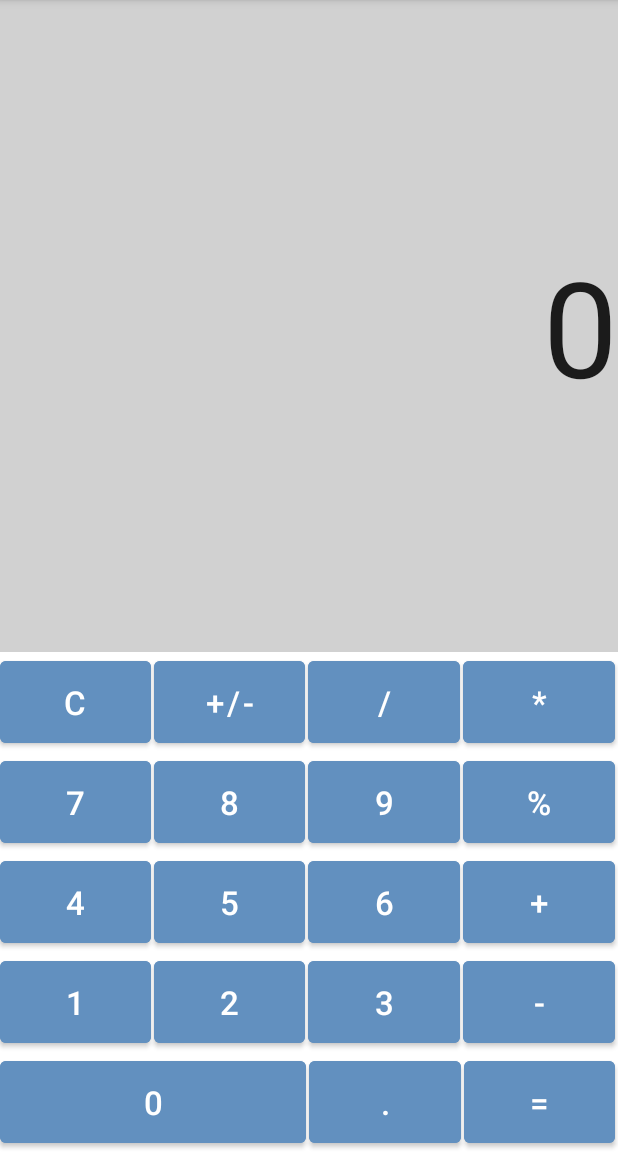
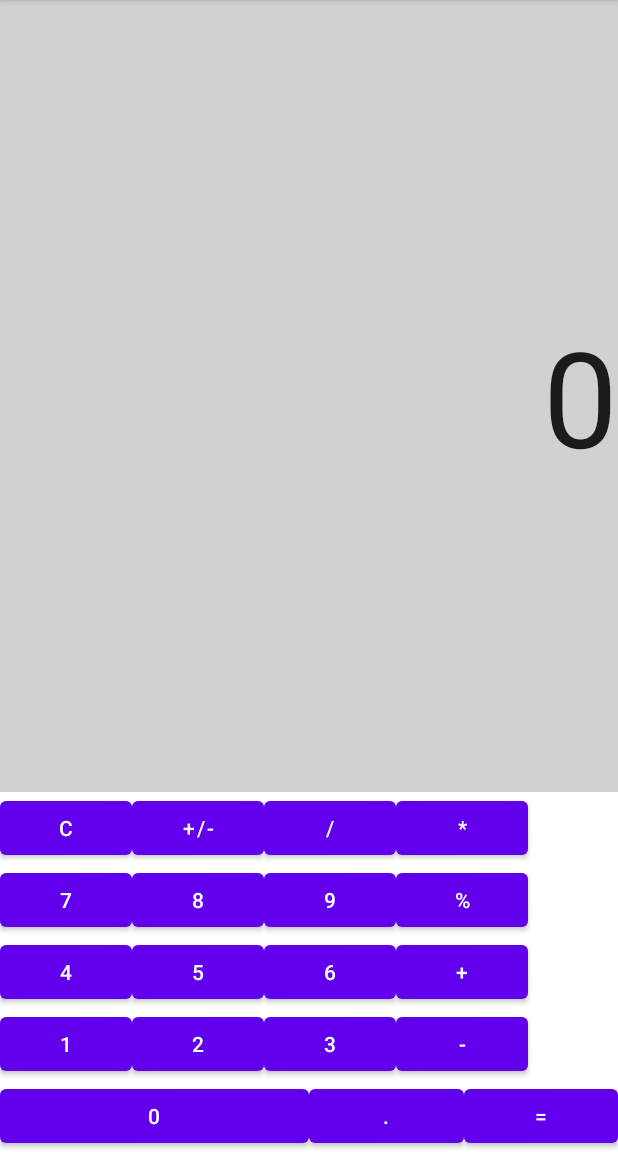
Before and after one commit to XdiVINityX/Calculator, an Android app: the screen it shows after launch (MainActivity), on a phone screen of 412 x 824 dp, the part 84-1236 px from its top. Run offline under Robolectric (Android 15) with nearby library versions, the phone set to English and light mode, and no system bars.

Commit message:
Урок 4: 1)Кнопки переделаны на метериальные 2)Размеры и строки теперь хранятся в ресурсах 3)Задан стиль(но визуал еще буду менять)

```diff
--- a/app/src/main/java/com/example/calculator/MainActivity.java
+++ b/app/src/main/java/com/example/calculator/MainActivity.java
@@ -40,11 +40,20 @@ public class MainActivity extends AppCompatActivity {
             case R.id.bu9: number = number + "9"; break;
             case R.id.bu0: number = number + "0"; break;
             case R.id.buPlusMinus:
-                if(plusMinusIsPresent(number)){
-                    number = number.substring(1);
-                } else{
-                    number = "-" + number;
+                //если изначально number == ""
+                if(numberIsNull(number)){
+                    number = "-";
+                }else{
+                    //если в начале '-', то number запишется без первого символа,
+                    //substring возьмет наш "-" как первое значание и запишет строку после первого символа
+                    // иначе добавится символ '-', а после него присоединится number
+                    if(plusMinusIsPresent(number)){
+                        number = number.substring(1);
+                    } else{
+                        number = "-" + number;
+                    }
                 }
+
                 break;
 
             case R.id.buDot:
@@ -60,7 +69,6 @@ public class MainActivity extends AppCompatActivity {
 
 
 
-
     public void operation(View view) {
         zeroIsNew = true;
         oldNum = editText.getText().toString();
@@ -72,8 +80,6 @@ public class MainActivity extends AppCompatActivity {
         }
         editText.setText(oldNum + operation);
     }
-
-
 
     public void clickEqual(View view) {
         String newNumber = editText.getText().toString();
@@ -112,13 +118,15 @@ public class MainActivity extends AppCompatActivity {
 
         }
     }
+    private boolean numberIsNull(String number) {
+        return (number.equals(""));
+    }
     private boolean plusMinusIsPresent(String number) {
         if(number.charAt(0) == '-'){
             return true;
         }else {
             return false;
         }
-
     }
 
     //проверка на то была ли введена точка. Если да, то повторно её ввести нельзя.
--- a/app/src/main/res/layout/activity_main.xml
+++ b/app/src/main/res/layout/activity_main.xml
@@ -27,195 +27,115 @@
             android:layout_width="match_parent"
             android:layout_height="match_parent">
 
-            <Button
+            <com.google.android.material.button.MaterialButton
                 android:onClick="cliclClear"
                 android:id="@+id/buClear"
-                android:layout_marginRight="1pt"
-                android:layout_weight="1"
-                android:width="30pt"
-                android:height="30pt"
-                android:backgroundTint="@color/blue"
-                android:text="C"
-                android:textSize="10pt" />
+                android:text="@string/clear"
+                style="@style/Button" />
 
-            <Button
+            <com.google.android.material.button.MaterialButton
                 android:onClick="clickNumber"
-                android:textSize="10pt"
                 android:id="@+id/buPlusMinus"
-                android:text="+/-"
-                android:height="30pt"
-                android:width="30pt"
-                android:layout_weight="1"
-                android:layout_marginRight="1pt"
-                android:backgroundTint="@color/blue"/>
+                android:text="@string/plusMinus"
+                style="@style/Button" />
 
-            <Button
+            <com.google.android.material.button.MaterialButton
                 android:onClick="operation"
-                android:textSize="10pt"
                 android:id="@+id/buDevide"
-                android:text="/"
-                android:height="30pt"
-                android:width="30pt"
-                android:layout_weight="1"
-                android:layout_marginRight="1pt"
-                android:backgroundTint="@color/blue"/>
+                android:text="@string/devide"
+                style="@style/Button" />
 
-            <Button
+            <com.google.android.material.button.MaterialButton
                 android:onClick="operation"
-                android:textSize="10pt"
                 android:id="@+id/buMultiplu"
-                android:text="*"
-                android:height="30pt"
-                android:width="30pt"
-                android:layout_weight="1"
-                android:layout_marginRight="1pt"
-                android:backgroundTint="@color/blue"/>
+                android:text="@string/multiplu"
+                style="@style/Button" />
 
         </TableRow>
         <TableRow
             android:layout_width="match_parent"
             android:layout_height="match_parent">
 
-            <Button
+            <com.google.android.material.button.MaterialButton
                 android:id="@+id/bu7"
-                android:layout_marginRight="1pt"
-                android:layout_weight="1"
-                android:width="30pt"
-                android:height="30pt"
-                android:backgroundTint="@color/blue"
                 android:onClick="clickNumber"
-                android:text="7"
-                android:textSize="10pt" />
+                android:text="@string/seven"
+                style="@style/Button" />
 
-            <Button
+            <com.google.android.material.button.MaterialButton
                 android:onClick="clickNumber"
-                android:textSize="10pt"
                 android:id="@+id/bu8"
-                android:text="8"
-                android:height="30pt"
-                android:width="30pt"
-                android:layout_weight="1"
-                android:layout_marginRight="1pt"
-                android:backgroundTint="@color/blue"/>
+                android:text="@string/eight"
+                style="@style/Button" />
 
-            <Button
+            <com.google.android.material.button.MaterialButton
                 android:onClick="clickNumber"
-                android:textSize="10pt"
                 android:id="@+id/bu9"
-                android:text="9"
-                android:height="30pt"
-                android:width="30pt"
-                android:layout_weight="1"
-                android:layout_marginRight="1pt"
-                android:backgroundTint="@color/blue"/>
+                android:text="@string/nine"
+                style="@style/Button" />
 
-            <Button
+            <com.google.android.material.button.MaterialButton
                 android:onClick="clickPersent"
-                android:textSize="10pt"
                 android:id="@+id/buPersend"
-                android:text="%"
-                android:height="30pt"
-                android:width="30pt"
-                android:layout_weight="1"
-                android:layout_marginRight="1pt"
-                android:backgroundTint="@color/blue"/>
+                android:text="@string/persent"
+                style="@style/Button" />
 
         </TableRow>
 
         <TableRow
             android:layout_width="match_parent"
             android:layout_height="match_parent">
-            <Button
+            <com.google.android.material.button.MaterialButton
                 android:onClick="clickNumber"
-                android:textSize="10pt"
                 android:id="@+id/bu4"
-                android:text="4"
-                android:height="30pt"
-                android:width="30pt"
-                android:layout_weight="1"
-                android:layout_marginRight="1pt"
-                android:backgroundTint="@color/blue"/>
+                android:text="@string/four"
+                style="@style/Button" />
 
-            <Button
+            <com.google.android.material.button.MaterialButton
                 android:onClick="clickNumber"
-                android:textSize="10pt"
                 android:id="@+id/bu5"
-                android:text="5"
-                android:height="30pt"
-                android:width="30pt"
-                android:layout_weight="1"
-                android:layout_marginRight="1pt"
-                android:backgroundTint="@color/blue"/>
+                android:text="@string/five"
+                style="@style/Button" />
 
-            <Button
+            <com.google.android.material.button.MaterialButton
                 android:onClick="clickNumber"
-                android:textSize="10pt"
                 android:id="@+id/bu6"
-                android:text="6"
-                android:height="30pt"
-                android:width="30pt"
-                android:layout_weight="1"
-                android:layout_marginRight="1pt"
-                android:backgroundTint="@color/blue"/>
+                android:text="@string/six"
+                style="@style/Button" />
 
-            <Button
+            <com.google.android.material.button.MaterialButton
                 android:onClick="operation"
-                android:textSize="10pt"
                 android:id="@+id/buPlus"
-                android:text="+"
-                android:height="30pt"
-                android:width="30pt"
-                android:layout_weight="1"
-                android:layout_marginRight="1pt"
-                android:backgroundTint="@color/blue"/>
+                android:text="@string/plus"
+                style="@style/Button" />
 
         </TableRow>
         <TableRow
             android:layout_width="match_parent"
             android:layout_height="match_parent">
-            <Button
+            <com.google.android.material.button.MaterialButton
                 android:onClick="clickNumber"
-                android:textSize="10pt"
                 android:id="@+id/bu1"
-                android:text="1"
-                android:height="30pt"
-                android:width="30pt"
-                android:layout_weight="1"
-                android:layout_marginRight="1pt"
-                android:backgroundTint="@color/blue"/>
+                android:text="@string/one"
+                style="@style/Button" />
 
-            <Button
+            <com.google.android.material.button.MaterialButton
                 android:onClick="clickNumber"
-                android:textSize="10pt"
                 android:id="@+id/bu2"
-                android:text="2"
-                android:height="30pt"
-                android:width="30pt"
-                android:layout_weight="1"
-                android:layout_marginRight="1pt"
-                android:backgroundTint="@color/blue"/>
+                android:text="@string/two"
+                style="@style/Button" />
 
-            <Button
+            <com.google.android.material.button.MaterialButton
                 android:onClick="clickNumber"
-                android:textSize="10pt"
                 android:id="@+id/bu3"
-                android:text="3"
-                android:height="30pt"
-                android:width="30pt"
-                android:layout_weight="1"
-                android:layout_marginRight="1pt"
-                android:backgroundTint="@color/blue"/>
+                android:text="@string/three"
+                style="@style/Button" />
 
-            <Button
+            <com.google.android.material.button.MaterialButton
                 android:onClick="operation"
-                android:textSize="10pt"
                 android:id="@+id/buMinus"
-                android:text="-"
-                android:height="30pt"
-                android:width="30pt"
-                android:layout_weight="1"
-                android:layout_marginRight="1pt"
-                android:backgroundTint="@color/blue"/>
+                android:text="@string/minus"
+                style="@style/Button" />
 
         </TableRow>
     </TableLayout>
@@ -227,38 +147,26 @@
             <TableRow
                 android:layout_width="match_parent"
                 android:layout_height="match_parent">
-                <Button
+                <com.google.android.material.button.MaterialButton
                     android:onClick="clickNumber"
-                    android:textSize="10pt"
                     android:id="@+id/bu0"
-                    android:text="0"
-                    android:height="30pt"
-                    android:width="30pt"
+                    android:text="@string/zero"
                     android:layout_weight="2"
-                    android:layout_marginRight="1pt"
-                    android:backgroundTint="@color/blue"/>
+                    style="@style/Button" />
 
-                <Button
+                <com.google.android.material.button.MaterialButton
                     android:onClick="clickNumber"
-                    android:textSize="10pt"
                     android:id="@+id/buDot"
-                    android:text="."
-                    android:height="30pt"
-                    android:width="30pt"
+                    android:text="@string/dot"
                     android:layout_weight="3"
-                    android:layout_marginRight="1pt"
-                    android:backgroundTint="@color/blue"/>
+                    style="@style/Button" />
 
-                <Button
+                <com.google.android.material.button.MaterialButton
                     android:onClick="clickEqual"
-                    android:textSize="10pt"
                     android:id="@+id/buEquals"
-                    android:text="="
-                    android:height="30pt"
-                    android:width="30pt"
+                    android:text="@string/equals"
                     android:layout_weight="3"
-                    android:layout_marginRight="1pt"
-                    android:backgroundTint="@color/blue"/>
+                    style="@style/Button" />
 
             </TableRow>
          </LinearLayout>
--- a/app/src/main/res/values/strings.xml
+++ b/app/src/main/res/values/strings.xml
@@ -1,3 +1,22 @@
 <resources>
     <string name="app_name">Calculator</string>
+    <string name="seven">7</string>
+    <string name="eight">8</string>
+    <string name="nine">9</string>
+    <string name="four">4</string>
+    <string name="five">5</string>
+    <string name="six">6</string>
+    <string name="one">1</string>
+    <string name="two">2</string>
+    <string name="three">3</string>
+    <string name="zero">0</string>
+    <string name="dot">.</string>
+    <string name="equals">=</string>
+    <string name="clear">C</string>
+    <string name="plusMinus">+/-</string>
+    <string name="devide">/</string>
+    <string name="multiplu">*</string>
+    <string name="persent">%</string>
+    <string name="plus">+</string>
+    <string name="minus">-</string>
 </resources>
```
